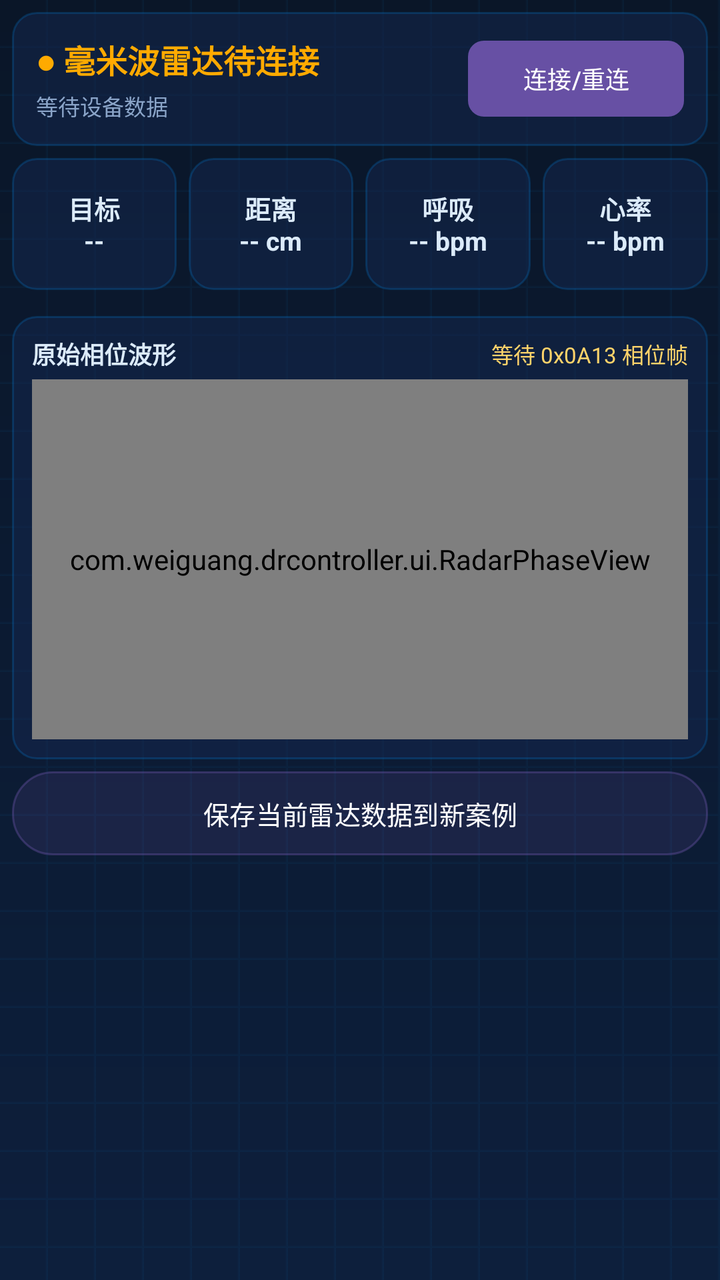
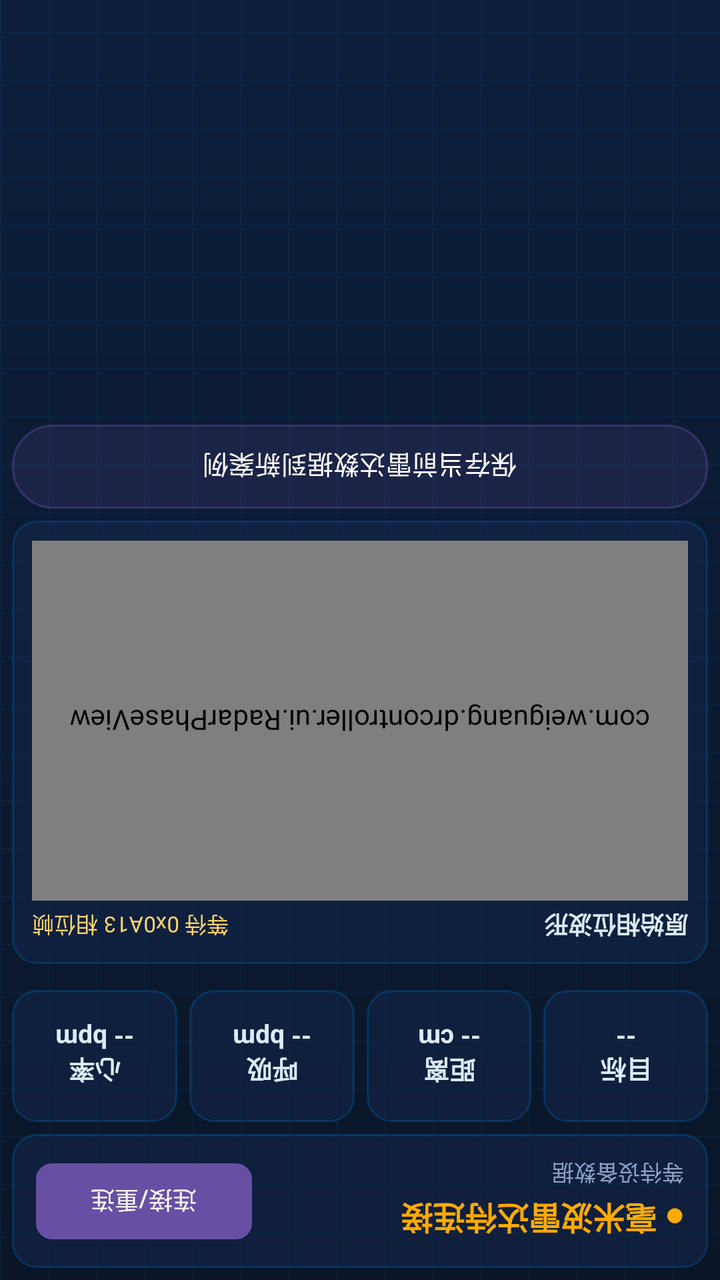

Before-and-after screenshots of an Android layout around one commit, followed by the original layout XML and the change that was made.
<!-- AndroidManifest.xml: application theme Theme.WeiguangDRController -->
<!-- res/layout/fragment_radar_detail.xml -->
<?xml version="1.0" encoding="utf-8"?>
<ScrollView xmlns:android="http://schemas.android.com/apk/res/android"
    android:layout_width="match_parent"
    android:layout_height="match_parent"
    android:background="@drawable/bg_root_gradient"
    android:fillViewport="true"
    android:scrollbars="none">

    <LinearLayout
        android:layout_width="match_parent"
        android:layout_height="wrap_content"
        android:orientation="vertical"
        android:padding="6dp">

        <LinearLayout
            android:layout_width="match_parent"
            android:layout_height="wrap_content"
            android:background="@drawable/bg_card_tech"
            android:gravity="center_vertical"
            android:orientation="horizontal"
            android:padding="12dp">

            <LinearLayout android:layout_width="0dp" android:layout_height="wrap_content"
                android:layout_weight="1" android:orientation="vertical">
                <TextView android:id="@+id/radarConnectionTitle" android:layout_width="wrap_content"
                    android:layout_height="wrap_content" android:text="● 毫米波雷达待连接"
                    android:textColor="#FFAA00" android:textSize="16sp" android:textStyle="bold" />
                <TextView android:id="@+id/radarDeviceName" android:layout_width="wrap_content"
                    android:layout_height="wrap_content" android:layout_marginTop="3dp"
                    android:text="等待设备数据" android:textColor="#8AA4C8" android:textSize="11sp" />
            </LinearLayout>

            <Button android:id="@+id/radarConnectButton" android:layout_width="108dp"
                android:layout_height="38dp" android:background="@drawable/bg_btn_new"
                android:text="连接/重连" android:textAllCaps="false" android:textColor="#FFFFFF"
                android:textSize="12sp" />
        </LinearLayout>

        <LinearLayout android:layout_width="match_parent" android:layout_height="wrap_content"
            android:layout_marginTop="6dp" android:orientation="horizontal">
            <TextView android:id="@+id/radarTargetValue" style="@style/RadarValueCard" android:text="目标\n--" />
            <Space android:layout_width="6dp" android:layout_height="1dp" />
            <TextView android:id="@+id/radarDistanceValue" style="@style/RadarValueCard" android:text="距离\n-- cm" />
            <Space android:layout_width="6dp" android:layout_height="1dp" />
            <TextView android:id="@+id/radarBreathValue" style="@style/RadarValueCard" android:text="呼吸\n-- bpm" />
            <Space android:layout_width="6dp" android:layout_height="1dp" />
            <TextView android:id="@+id/radarHeartValue" style="@style/RadarValueCard" android:text="心率\n-- bpm" />
        </LinearLayout>

        <LinearLayout android:layout_width="match_parent" android:layout_height="wrap_content"
            android:layout_marginTop="6dp" android:orientation="horizontal">
            <LinearLayout android:layout_width="0dp" android:layout_height="match_parent"
                android:layout_weight="0.8" android:background="@drawable/bg_card_tech"
                android:orientation="vertical" android:padding="12dp">
                <TextView android:layout_width="wrap_content" android:layout_height="wrap_content"
                    android:text="一维目标位置" android:textColor="#FFFFFF" android:textSize="14sp"
                    android:textStyle="bold" />
                <ProgressBar android:id="@+id/radarDistanceBar" style="?android:attr/progressBarStyleHorizontal"
                    android:layout_width="match_parent" android:layout_height="18dp"
                    android:layout_marginTop="12dp" android:max="150" android:progress="0"
                    android:progressTint="#00D8FF" />
                <TextView android:id="@+id/radarRangeHint" android:layout_width="match_parent"
                    android:layout_height="wrap_content" android:gravity="center"
                    android:text="有效测量范围 40–150 cm" android:textColor="#8AA4C8"
                    android:textSize="11sp" />
                <TextView android:id="@+id/radarQualityValue" android:layout_width="match_parent"
                    android:layout_height="wrap_content" android:layout_marginTop="10dp"
                    android:text="数据质量：等待数据" android:textColor="#FFD36A" android:textSize="12sp" />
                <TextView android:id="@+id/radarTimeValue" android:layout_width="match_parent"
                    android:layout_height="wrap_content" android:layout_marginTop="5dp"
                    android:text="更新时间：--" android:textColor="#8AA4C8" android:textSize="11sp" />
            </LinearLayout>

            <Space android:layout_width="6dp" android:layout_height="1dp" />

            <LinearLayout android:layout_width="0dp" android:layout_height="match_parent"
                android:layout_weight="1.8" android:background="@drawable/bg_card_tech"
                android:orientation="vertical" android:padding="10dp">
                <LinearLayout android:layout_width="match_parent" android:layout_height="wrap_content"
                    android:orientation="horizontal">
                    <TextView android:layout_width="0dp" android:layout_height="wrap_content"
                        android:layout_weight="1" android:text="最近60秒趋势"
                        android:textColor="#FFFFFF" android:textSize="14sp" android:textStyle="bold" />
                    <TextView android:layout_width="wrap_content" android:layout_height="wrap_content"
                        android:text="●距离  ●呼吸  ●心率" android:textColor="#9AB6D8" android:textSize="10sp" />
                </LinearLayout>
                <com.weiguang.drcontroller.ui.RadarTrendView
                    android:id="@+id/radarTrendView" android:layout_width="match_parent"
                    android:layout_height="150dp" android:layout_marginTop="4dp" />
            </LinearLayout>
        </LinearLayout>

        <LinearLayout android:layout_width="match_parent" android:layout_height="wrap_content"
            android:layout_marginTop="6dp" android:background="@drawable/bg_card_tech"
            android:orientation="vertical" android:padding="10dp">
            <LinearLayout android:layout_width="match_parent" android:layout_height="wrap_content"
                android:gravity="center_vertical" android:orientation="horizontal">
                <TextView android:layout_width="0dp" android:layout_height="wrap_content"
                    android:layout_weight="1" android:text="原始相位波形"
                    android:textColor="#DCEBFA" android:textSize="12sp" android:textStyle="bold" />
                <TextView android:id="@+id/radarPhaseStatus" android:layout_width="wrap_content"
                    android:layout_height="wrap_content" android:text="等待 0x0A13 相位帧"
                    android:textColor="#FFD36A" android:textSize="11sp" />
            </LinearLayout>
            <com.weiguang.drcontroller.ui.RadarPhaseView
                android:id="@+id/radarPhaseView" android:layout_width="match_parent"
                android:layout_height="180dp" android:layout_marginTop="4dp" />
        </LinearLayout>

        <Button android:id="@+id/saveRadarSnapshotButton" android:layout_width="match_parent"
            android:layout_height="42dp" android:layout_marginTop="6dp"
            android:background="@drawable/bg_btn_view" android:text="保存当前雷达数据到新案例"
            android:textAllCaps="false" android:textColor="#FFFFFF" android:textSize="13sp" />
    </LinearLayout>
</ScrollView>
<!-- resources referenced by this layout -->
<resources>
  <!-- drawable bg_btn_new (drawable) -->
  <?xml version="1.0" encoding="utf-8"?>
  <shape xmlns:android="http://schemas.android.com/apk/res/android"
      android:shape="rectangle">
      <gradient
          android:angle="0"
          android:startColor="#0088FF"
          android:endColor="#00CCFF" />
      <corners android:radius="8dp" />
  </shape>
  <!-- drawable bg_btn_view (drawable) -->
  <?xml version="1.0" encoding="utf-8"?>
  <shape xmlns:android="http://schemas.android.com/apk/res/android"
      android:shape="rectangle">
      <solid android:color="#260096FF" />
      <corners android:radius="20dp" />
      <stroke
          android:width="1dp"
          android:color="#6600B4FF" />
  </shape>
  <!-- drawable bg_card_tech (drawable) -->
  <?xml version="1.0" encoding="utf-8"?>
  <shape xmlns:android="http://schemas.android.com/apk/res/android"
      android:shape="rectangle">
      <solid android:color="#80142850" />
      <corners android:radius="12dp" />
      <stroke
          android:width="1dp"
          android:color="#330096FF" />
  </shape>
  <!-- drawable bg_root_gradient (drawable) -->
  <?xml version="1.0" encoding="utf-8"?>
  <layer-list xmlns:android="http://schemas.android.com/apk/res/android">
      <item>
          <shape android:shape="rectangle">
              <gradient
                  android:angle="270"
                  android:startColor="#0A1628"
                  android:endColor="#0D1F3C" />
          </shape>
      </item>
      <item>
          <bitmap
              android:gravity="fill"
              android:src="@drawable/grid_pattern"
              android:tileMode="repeat" />
      </item>
  </layer-list>
  <style name="RadarValueCard">
          <item name="android:layout_width">0dp</item>
          <item name="android:layout_height">66dp</item>
          <item name="android:layout_weight">1</item>
          <item name="android:background">@drawable/bg_card_tech</item>
          <item name="android:gravity">center</item>
          <item name="android:textColor">#DCEBFA</item>
          <item name="android:textSize">13sp</item>
          <item name="android:textStyle">bold</item>
      </style>
  <style name="Theme.WeiguangDRController" parent="Base.Theme.WeiguangDRController" />
  <!-- drawable grid_pattern: png bitmap (drawable, 115 bytes) -->
  <style name="Base.Theme.WeiguangDRController" parent="Theme.Material3.DayNight.NoActionBar">
          
          
      </style>
</resources>

<!-- the commit's change to res/layout/fragment_radar_detail.xml (unified diff, before → after) -->
@@ -4,6 +4,7 @@
     android:layout_height="match_parent"
     android:background="@drawable/bg_root_gradient"
     android:fillViewport="true"
+    android:rotation="180"
     android:scrollbars="none">
 
     <LinearLayout
